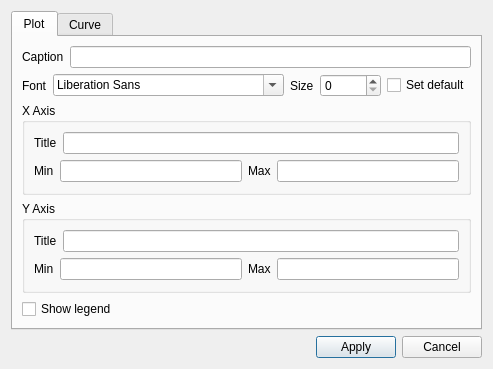
This is QtAPI/inc/QtAPI/PlotDialog.ui in rrnntt/SmallProject as Qt 5 draws it before an edit. The edited form follows.
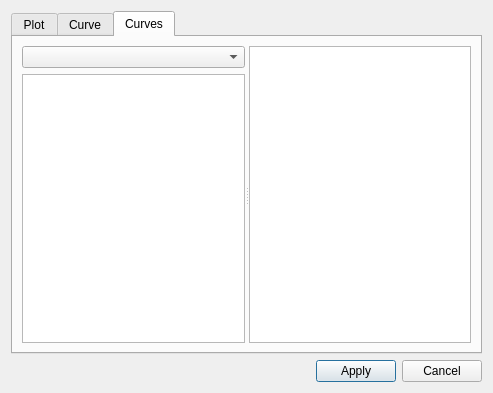
This is the edited form. The open tabs and pages were chosen to show the change. Custom widgets are drawn as their Qt base class.

Commit message: PlotDialog Curves page

Diff of the .ui file:
```diff
--- a/QtAPI/inc/QtAPI/PlotDialog.ui
+++ b/QtAPI/inc/QtAPI/PlotDialog.ui
@@ -7,7 +7,7 @@
     <x>0</x>
     <y>0</y>
     <width>471</width>
-    <height>364</height>
+    <height>393</height>
    </rect>
   </property>
   <property name="windowTitle">
@@ -17,7 +17,7 @@
    <item>
     <widget class="QTabWidget" name="tabWidget">
      <property name="currentIndex">
-      <number>1</number>
+      <number>0</number>
      </property>
      <widget class="QWidget" name="tab">
       <attribute name="title">
@@ -177,6 +177,19 @@
          </property>
         </widget>
        </item>
+       <item>
+        <spacer name="verticalSpacer_3">
+         <property name="orientation">
+          <enum>Qt::Vertical</enum>
+         </property>
+         <property name="sizeHint" stdset="0">
+          <size>
+           <width>20</width>
+           <height>40</height>
+          </size>
+         </property>
+        </spacer>
+       </item>
       </layout>
      </widget>
      <widget class="QWidget" name="tab_2">
@@ -299,12 +312,6 @@
            </layout>
           </widget>
          </item>
-        </layout>
-       </item>
-      </layout>
-     </widget>
-    </widget>
-   </item>
    <item>
     <spacer name="verticalSpacer">
      <property name="orientation">
@@ -317,6 +324,37 @@
       </size>
      </property>
     </spacer>
+         </item>
+        </layout>
+       </item>
+      </layout>
+     </widget>
+     <widget class="QWidget" name="tab_3">
+      <attribute name="title">
+       <string>Curves</string>
+      </attribute>
+      <layout class="QVBoxLayout" name="verticalLayout_8">
+       <item>
+        <widget class="QSplitter" name="splitter">
+         <property name="orientation">
+          <enum>Qt::Horizontal</enum>
+         </property>
+         <widget class="QWidget" name="">
+          <layout class="QVBoxLayout" name="verticalLayout_7">
+           <item>
+            <widget class="QComboBox" name="cbPlots"/>
+           </item>
+           <item>
+            <widget class="QListWidget" name="lstOtherCurves"/>
+           </item>
+          </layout>
+         </widget>
+         <widget class="QListView" name="lstThisCurves"/>
+        </widget>
+       </item>
+      </layout>
+     </widget>
+    </widget>
    </item>
    <item>
     <layout class="QHBoxLayout" name="horizontalLayout">
```
Lines whose indentation alone changed are shown as unchanged. The commit also changes 11 other files.
